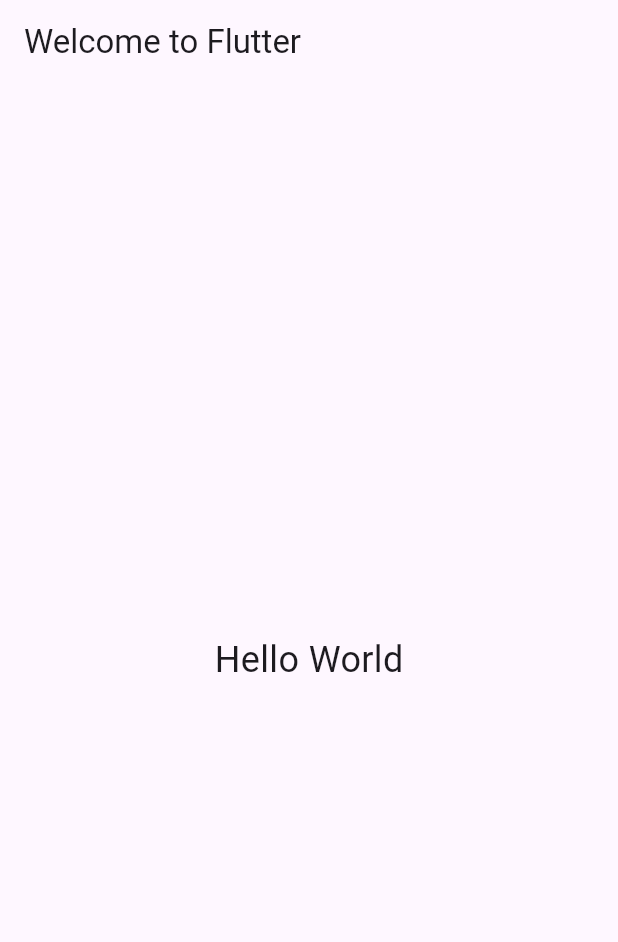
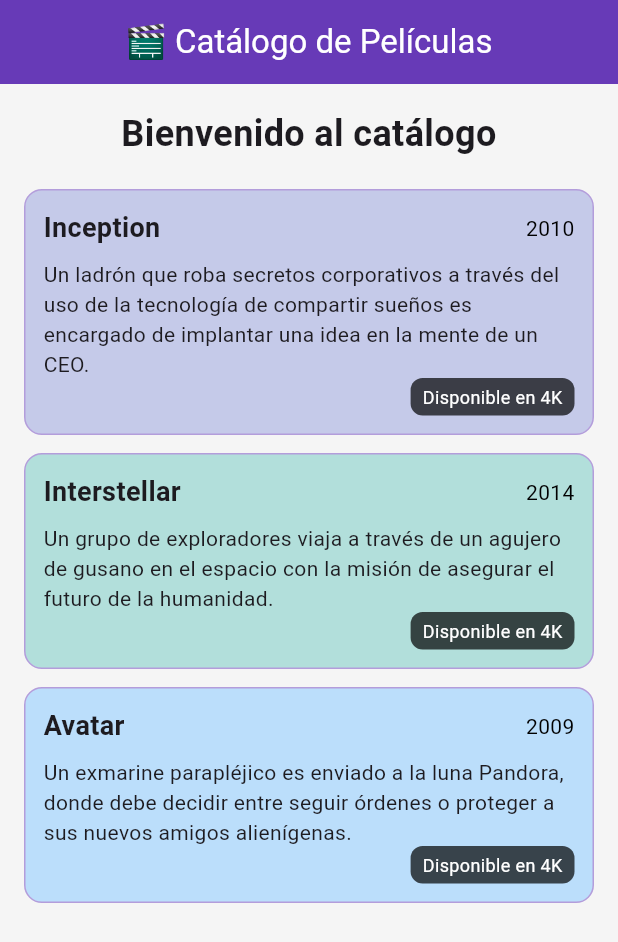
Before and after one commit to JoselynCorrea/namer_app, a Flutter app: the screen it shows after launch, on a phone screen of 412 x 824 dp. Shown: the top 942 px of the screen. Run offline on Flutter 3.47's test engine with Material 3 defaults, Android fonts, the phone set to English and light mode, and no system bars.

```diff
--- a/lib/main.dart
+++ b/lib/main.dart
@@ -10,18 +10,133 @@ class MyApp extends StatelessWidget {
   @override
   Widget build(BuildContext context) {
     return MaterialApp(
-      title: 'Namer App',
-      home: Scaffold(
-        appBar: AppBar(
-          title: const Text('Welcome to Flutter'),
-        ),
-        body: const Center(
-          child: Text(
-            'Hello World',
-            style: TextStyle(fontSize: 24),
-          ),
+      title: 'Catálogo de Películas',
+      theme: ThemeData(
+        colorScheme: ColorScheme.fromSeed(seedColor: Colors.deepPurple),
+        useMaterial3: true,
+      ),
+      home: const MovieCatalog(),
+    );
+  }
+}
+
+class MovieCatalog extends StatelessWidget {
+  const MovieCatalog({super.key});
+
+  @override
+  Widget build(BuildContext context) {
+    return Scaffold(
+      appBar: AppBar(
+        title: const Text('🎬 Catálogo de Películas'),
+        centerTitle: true,
+        backgroundColor: Colors.deepPurple,
+        foregroundColor: Colors.white,
+      ),
+      body: Container(
+        padding: const EdgeInsets.all(16),
+        color: Colors.grey[100],
+        child: Column(
+          crossAxisAlignment: CrossAxisAlignment.stretch,
+          children: [
+            const Text(
+              'Bienvenido al catálogo',
+              textAlign: TextAlign.center,
+              style: TextStyle(fontSize: 24, fontWeight: FontWeight.bold),
+            ),
+            const SizedBox(height: 20),
+
+            movieCard(
+              title: 'Inception',
+              year: '2010',
+              synopsis:
+                  'Un ladrón que roba secretos corporativos a través del uso de la tecnología de compartir sueños es encargado de implantar una idea en la mente de un CEO.',
+              color: Colors.indigo[100]!,
+            ),
+            const SizedBox(height: 12),
+
+            movieCard(
+              title: 'Interstellar',
+              year: '2014',
+              synopsis:
+                  'Un grupo de exploradores viaja a través de un agujero de gusano en el espacio con la misión de asegurar el futuro de la humanidad.',
+              color: Colors.teal[100]!,
+            ),
+            const SizedBox(height: 12),
+
+                movieCard(
+                  title: 'Avatar',
+                  year: '2009',
+                  synopsis:
+                      'Un exmarine parapléjico es enviado a la luna Pandora, donde debe decidir entre seguir órdenes o proteger a sus nuevos amigos alienígenas.',
+                  color: Colors.blue[100]!,
+                ),
+               const SizedBox(height: 12),
+          ],
         ),
       ),
     );
   }
+
+ Widget movieCard({
+  required String title,
+  required String year,
+  required String synopsis,
+  required Color color,
+}) {
+  return Container(
+    padding: const EdgeInsets.all(12),
+    decoration: BoxDecoration(
+      color: color,
+      borderRadius: BorderRadius.circular(12),
+      border: Border.all(color: Colors.deepPurple.shade200),
+    ),
+
+    child: Stack(
+      children: [
+        Column(
+          crossAxisAlignment: CrossAxisAlignment.start,
+          children: [
+            Row(
+              mainAxisAlignment: MainAxisAlignment.spaceBetween,
+              children: [
+                Text(
+                  title,
+                  style: const TextStyle(
+                      fontSize: 18, fontWeight: FontWeight.bold),
+                ),
+                Text(
+                  year,
+                  style: const TextStyle(color: Color.fromARGB(255, 0, 0, 0)),
+                ),
+              ],
+            ),
+            const SizedBox(height: 8),
+            Text(
+              synopsis,
+              style: const TextStyle(fontSize: 14),
+            ),
+            const SizedBox(height: 24),
+          ],
+        ),
+
+        Positioned(
+          bottom: 0,
+          right: 0,
+          child: Container(
+            padding:
+                const EdgeInsets.symmetric(horizontal: 8, vertical: 4),
+            decoration: BoxDecoration(
+              color:  Colors.black.withValues(alpha: 0.7),
+              borderRadius: BorderRadius.circular(8),
+            ),
+            child: const Text(
+              'Disponible en 4K',
+              style: TextStyle(color: Colors.white, fontSize: 12),
+            ),
+          ),
+        ),
+      ],
+    ),
+  );
 }
+}
```
